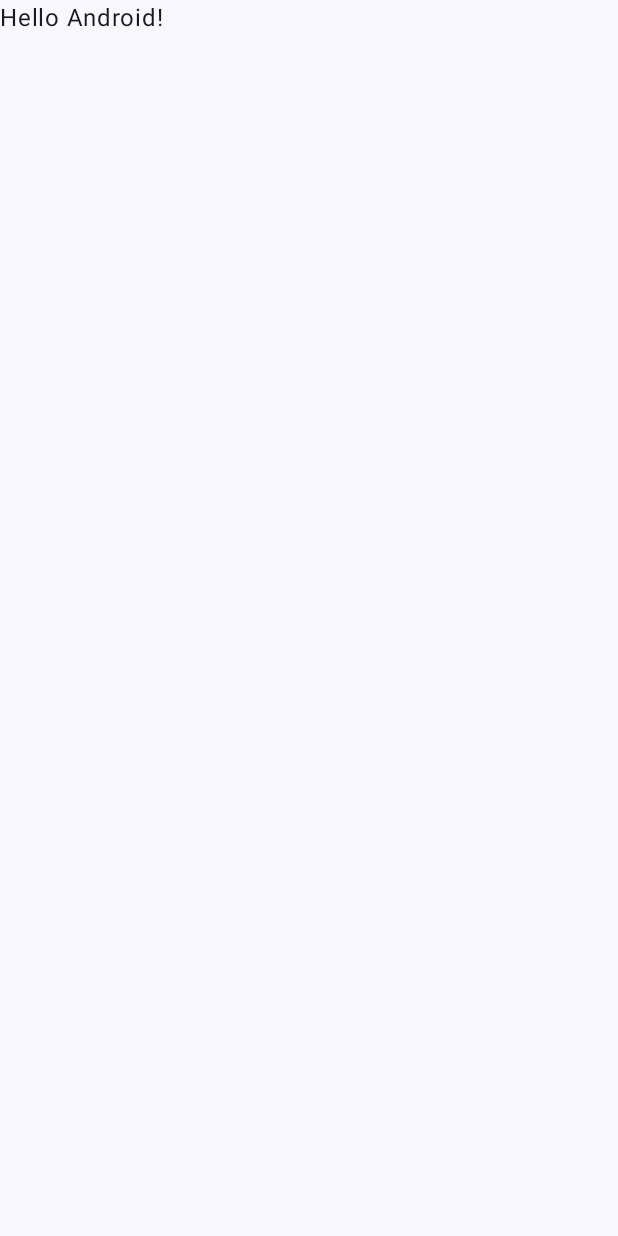
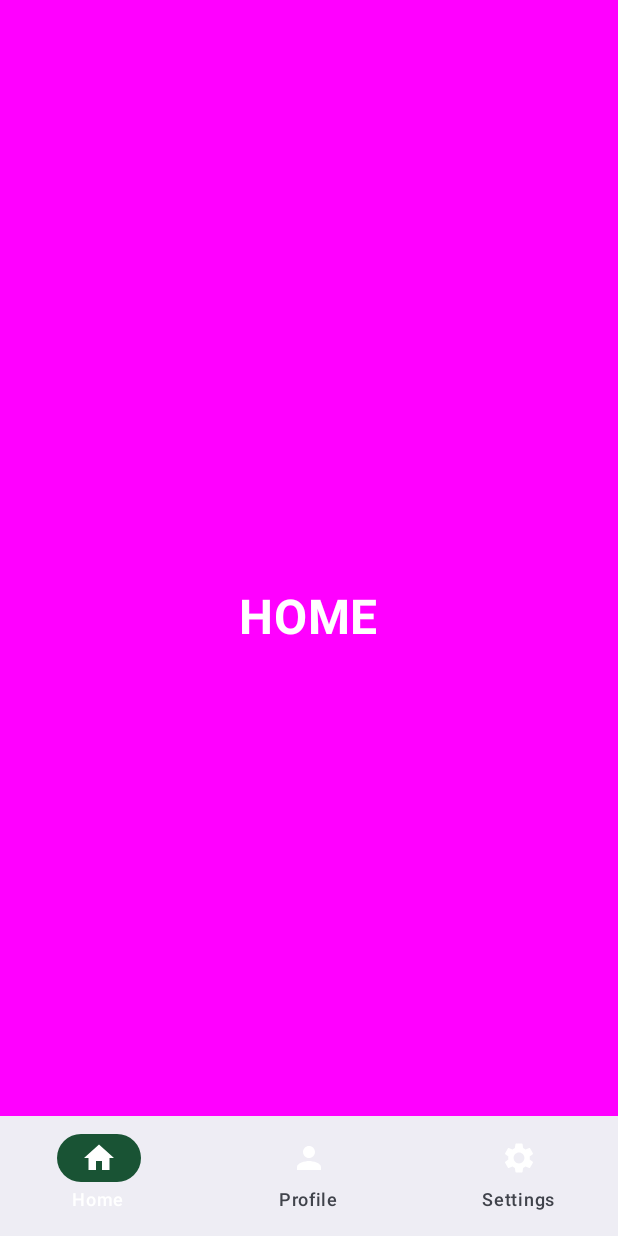
Before and after one commit to mehedii-hassan/BottomNavBar-JetpackCompose, an Android app built with Jetpack Compose: the screen it shows after launch (MainActivity), on a phone screen of 412 x 824 dp. Before the commit the screen is almost empty. Run offline under Robolectric (Android 15) with nearby library versions, the phone set to English and light mode, and no system bars.

```diff
--- a/app/build.gradle.kts
+++ b/app/build.gradle.kts
@@ -10,7 +10,7 @@ android {
 
     defaultConfig {
         applicationId = "com.example.bottomnavbar"
-        minSdk = 24
+        minSdk = 25
         targetSdk = 35
         versionCode = 1
         versionName = "1.0"
@@ -49,6 +49,7 @@ dependencies {
     implementation(libs.androidx.ui.graphics)
     implementation(libs.androidx.ui.tooling.preview)
     implementation(libs.androidx.material3)
+    implementation(libs.androidx.compose.material)
     testImplementation(libs.junit)
     androidTestImplementation(libs.androidx.junit)
     androidTestImplementation(libs.androidx.espresso.core)
@@ -56,4 +57,5 @@ dependencies {
     androidTestImplementation(libs.androidx.ui.test.junit4)
     debugImplementation(libs.androidx.ui.tooling)
     debugImplementation(libs.androidx.ui.test.manifest)
+    implementation(libs.androidx.navigation.compose)
 }
--- /dev/null
+++ b/app/src/main/java/com/example/bottomnavbar/BottomBarScreen.kt
@@ -0,0 +1,31 @@
+package com.example.bottomnavbar
+
+import androidx.compose.material.icons.Icons
+import androidx.compose.material.icons.filled.Home
+import androidx.compose.material.icons.filled.Person
+import androidx.compose.material.icons.filled.Settings
+import androidx.compose.ui.graphics.vector.ImageVector
+
+sealed class BottomBarScreen(
+    val route: String,
+    val title: String,
+    val icon: ImageVector
+) {
+    data object Home : BottomBarScreen(
+        route = "home",
+        title = "Home",
+        icon = Icons.Default.Home
+    )
+
+    data object Profile : BottomBarScreen(
+        route = "profile",
+        title = "Profile",
+        icon = Icons.Default.Person
+    )
+
+    data object Settings : BottomBarScreen(
+        route = "settings",
+        title = "Settings",
+        icon = Icons.Default.Settings
+    )
+}
--- /dev/null
+++ b/app/src/main/java/com/example/bottomnavbar/BottomNavGraph.kt
@@ -0,0 +1,27 @@
+package com.example.bottomnavbar
+
+import androidx.compose.runtime.Composable
+import androidx.navigation.NavHostController
+import androidx.navigation.compose.NavHost
+import androidx.navigation.compose.composable
+import com.example.bottomnavbar.screens.HomeScreen
+import com.example.bottomnavbar.screens.ProfileScreen
+import com.example.bottomnavbar.screens.SettingsScreen
+
+@Composable
+fun BottomNavGraph(navController: NavHostController) {
+    NavHost(
+        navController = navController,
+        startDestination = BottomBarScreen.Home.route
+    ) {
+        composable(route = BottomBarScreen.Home.route) {
+            HomeScreen()
+        }
+        composable(route = BottomBarScreen.Profile.route) {
+            ProfileScreen()
+        }
+        composable(route = BottomBarScreen.Settings.route) {
+            SettingsScreen()
+        }
+    }
+}
--- a/app/src/main/java/com/example/bottomnavbar/MainActivity.kt
+++ b/app/src/main/java/com/example/bottomnavbar/MainActivity.kt
@@ -19,12 +19,7 @@ class MainActivity : ComponentActivity() {
         enableEdgeToEdge()
         setContent {
             BottomNavBarTheme {
-                Scaffold(modifier = Modifier.fillMaxSize()) { innerPadding ->
-                    Greeting(
-                        name = "Android",
-                        modifier = Modifier.padding(innerPadding)
-                    )
-                }
+                MainScreen()
             }
         }
     }
--- /dev/null
+++ b/app/src/main/java/com/example/bottomnavbar/MainScreen.kt
@@ -0,0 +1,89 @@
+package com.example.bottomnavbar
+
+
+import android.annotation.SuppressLint
+import androidx.compose.foundation.layout.RowScope
+import androidx.compose.material3.Icon
+import androidx.compose.material3.NavigationBar
+import androidx.compose.material3.NavigationBarItem
+import androidx.compose.material3.NavigationBarItemDefaults
+import androidx.compose.material3.Scaffold
+import androidx.compose.material3.Text
+import androidx.compose.runtime.Composable
+import androidx.compose.runtime.getValue
+import androidx.compose.ui.graphics.Color
+import androidx.navigation.NavDestination
+import androidx.navigation.NavDestination.Companion.hierarchy
+import androidx.navigation.NavGraph.Companion.findStartDestination
+import androidx.navigation.NavHostController
+import androidx.navigation.compose.currentBackStackEntryAsState
+import androidx.navigation.compose.rememberNavController
+
+@SuppressLint("UnusedMaterial3ScaffoldPaddingParameter")
+@Composable
+fun MainScreen() {
+    val navController = rememberNavController()
+    Scaffold(
+        bottomBar = { BottomBar(navController = navController) }
+    ) {
+        BottomNavGraph(navController = navController)
+    }
+}
+
+@Composable
+fun BottomBar(navController: NavHostController) {
+    val screens = listOf(
+        BottomBarScreen.Home,
+        BottomBarScreen.Profile,
+        BottomBarScreen.Settings,
+    )
+    val navBackStackEntry by navController.currentBackStackEntryAsState()
+    val currentDestination = navBackStackEntry?.destination
+
+    NavigationBar {
+        screens.forEach { screen ->
+            AddItem(
+                screen = screen,
+                currentDestination = currentDestination,
+                navController = navController
+            )
+        }
+    }
+}
+
+@Composable
+fun RowScope.AddItem(
+    screen: BottomBarScreen,
+    currentDestination: NavDestination?,
+    navController: NavHostController
+) {
+
+    NavigationBarItem(
+        label = {
+            Text(text = screen.title)
+        },
+        icon = {
+            Icon(
+                imageVector = screen.icon,
+                contentDescription = "Navigation Icon"
+            )
+        },
+        selected = currentDestination?.hierarchy?.any {
+            it.route == screen.route
+        } == true,
+
+        colors = NavigationBarItemDefaults.colors(
+            selectedIconColor = Color.White, // Icon color when selected
+            unselectedIconColor = Color.White, // Icon color when not selected
+            selectedTextColor = Color.White, // Label color when selected
+            indicatorColor = Color(0xFF195334) // Highlight color for selected item
+        ),
+        //unselectedContentColor = LocalContentColor.current.copy(alpha = ContentAlpha.disabled),
+        onClick = {
+            navController.navigate(screen.route) {
+                 popUpTo(navController.graph.findStartDestination().id)
+                  launchSingleTop = true
+            }
+        }
+    )
+}
--- a/gradle/libs.versions.toml
+++ b/gradle/libs.versions.toml
@@ -8,9 +8,12 @@ espressoCore = "3.6.1"
 lifecycleRuntimeKtx = "2.8.7"
 activityCompose = "1.10.1"
 composeBom = "2024.04.01"
+navigationCompose = "2.8.8"
+composeMaterial = "1.4.1"
 
 [libraries]
 androidx-core-ktx = { group = "androidx.core", name = "core-ktx", version.ref = "coreKtx" }
+androidx-navigation-compose = { module = "androidx.navigation:navigation-compose", version.ref = "navigationCompose" }
 junit = { group = "junit", name = "junit", version.ref = "junit" }
 androidx-junit = { group = "androidx.test.ext", name = "junit", version.ref = "junitVersion" }
 androidx-espresso-core = { group = "androidx.test.espresso", name = "espresso-core", version.ref = "espressoCore" }
@@ -24,6 +27,7 @@ androidx-ui-tooling-preview = { group = "androidx.compose.ui", name = "ui-toolin
 androidx-ui-test-manifest = { group = "androidx.compose.ui", name = "ui-test-manifest" }
 androidx-ui-test-junit4 = { group = "androidx.compose.ui", name = "ui-test-junit4" }
 androidx-material3 = { group = "androidx.compose.material3", name = "material3" }
+androidx-compose-material = { group = "androidx.wear.compose", name = "compose-material", version.ref = "composeMaterial" }
 
 [plugins]
 android-application = { id = "com.android.application", version.ref = "agp" }
```
